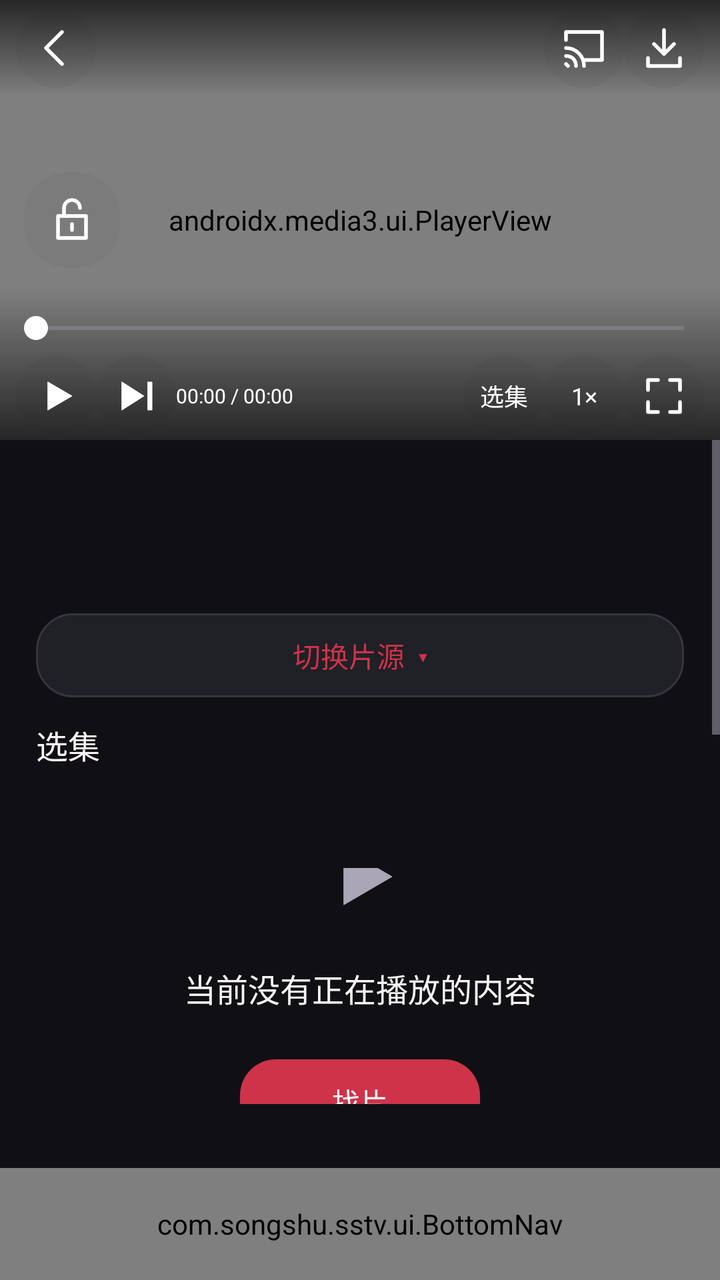
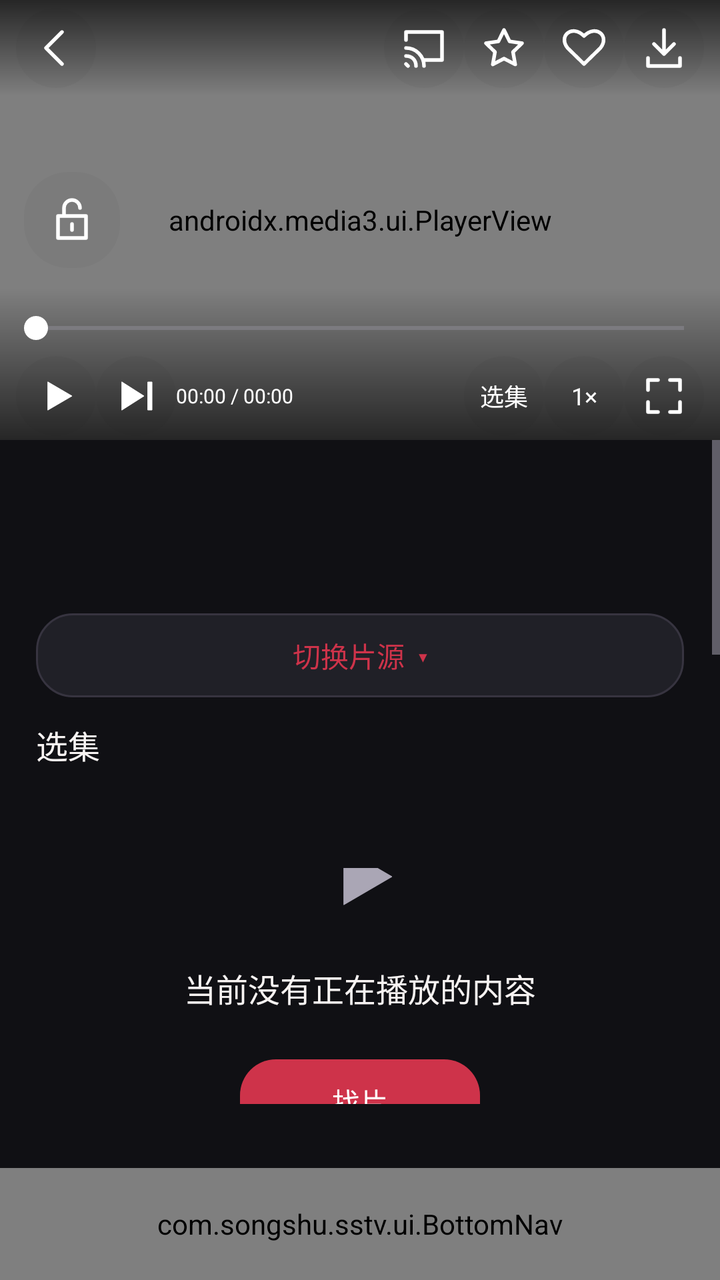

Screens rendered from an Android XML layout before and after an edit, with the pre-edit source and the edit as a unified diff.
<!-- AndroidManifest.xml: activity theme PlayerTheme -->
<!-- res/layout/activity_player.xml -->
<LinearLayout xmlns:android="http://schemas.android.com/apk/res/android" xmlns:app="http://schemas.android.com/apk/res-auto" android:layout_width="match_parent" android:layout_height="match_parent" android:orientation="vertical" android:background="?attr/appBg">
  <FrameLayout android:id="@+id/videoStage" android:layout_width="match_parent" android:layout_height="220dp" android:background="#000000">
    <androidx.media3.ui.PlayerView android:id="@+id/player" android:layout_width="match_parent" android:layout_height="match_parent" app:use_controller="false" app:resize_mode="fit" app:show_buffering="when_playing" />
    <View android:id="@+id/videoGestures" android:layout_width="match_parent" android:layout_height="match_parent" android:clickable="true" android:focusable="false" android:importantForAccessibility="no" />
    <FrameLayout android:id="@+id/videoControls" android:layout_width="match_parent" android:layout_height="match_parent">
      <LinearLayout android:id="@+id/topBar" android:layout_width="match_parent" android:layout_height="48dp" android:layout_gravity="top" android:orientation="horizontal" android:gravity="center_vertical" android:paddingHorizontal="8dp" android:background="@drawable/bg_video_top">
        <ImageButton android:id="@+id/btnBack" android:layout_width="40dp" android:layout_height="40dp" android:padding="9dp" android:src="@drawable/ic_player_back" android:contentDescription="返回" android:background="@drawable/bg_video_button" app:tint="#FFFFFF" />
        <TextView android:id="@+id/title" android:layout_width="0dp" android:layout_height="wrap_content" android:layout_weight="1" android:textColor="#FFFFFF" android:textSize="14sp" android:maxLines="1" android:ellipsize="end" android:paddingHorizontal="6dp" />
        <ImageButton android:id="@+id/btnCast" android:layout_width="40dp" android:layout_height="40dp" android:padding="9dp" android:src="@drawable/ic_player_cast" android:contentDescription="投屏" android:background="@drawable/bg_video_button" app:tint="#FFFFFF" />
        <ImageButton android:id="@+id/btnCache" android:layout_width="40dp" android:layout_height="40dp" android:padding="9dp" android:src="@drawable/ic_player_download" android:contentDescription="缓存" android:background="@drawable/bg_video_button" app:tint="#FFFFFF" />
      </LinearLayout>
      <LinearLayout android:id="@+id/bottomControls" android:layout_width="match_parent" android:layout_height="wrap_content" android:layout_gravity="bottom" android:orientation="vertical" android:paddingHorizontal="8dp" android:paddingTop="8dp" android:background="@drawable/bg_video_bottom">
        <SeekBar android:id="@+id/playerSeek" android:layout_width="match_parent" android:layout_height="24dp" android:paddingHorizontal="10dp" android:max="1000" android:progressTint="?attr/appAccent" android:thumbTint="#FFFFFF" android:contentDescription="播放进度" />
        <LinearLayout android:layout_width="match_parent" android:layout_height="44dp" android:orientation="horizontal" android:gravity="center_vertical">
          <ImageButton android:id="@+id/btnPlayPause" android:layout_width="40dp" android:layout_height="40dp" android:padding="9dp" android:src="@drawable/ic_player_play" android:contentDescription="播放" android:background="@drawable/bg_video_button" app:tint="#FFFFFF" />
          <ImageButton android:id="@+id/btnNext" android:layout_width="40dp" android:layout_height="40dp" android:padding="9dp" android:src="@drawable/ic_player_next" android:contentDescription="下一集" android:background="@drawable/bg_video_button" app:tint="#FFFFFF" />
          <TextView android:id="@+id/playerTime" android:layout_width="0dp" android:layout_height="wrap_content" android:layout_weight="1" android:text="00:00 / 00:00" android:textSize="10sp" android:textColor="#FFFFFF" android:maxLines="1" android:gravity="center_vertical" />
          <TextView android:id="@+id/btnEp" android:layout_width="40dp" android:layout_height="40dp" android:text="选集" android:textSize="12sp" android:textColor="#FFFFFF" android:gravity="center" android:background="@drawable/bg_video_button" />
          <TextView android:id="@+id/btnSpeed" android:layout_width="40dp" android:layout_height="40dp" android:text="1×" android:textSize="12sp" android:textColor="#FFFFFF" android:gravity="center" android:background="@drawable/bg_video_button" />
          <ImageButton android:id="@+id/btnFull" android:layout_width="40dp" android:layout_height="40dp" android:padding="9dp" android:src="@drawable/ic_player_fullscreen" android:contentDescription="全屏" android:background="@drawable/bg_video_button" app:tint="#FFFFFF" />
        </LinearLayout>
      </LinearLayout>
    </FrameLayout>
    <ImageButton android:id="@+id/btnLock" android:layout_width="48dp" android:layout_height="48dp" android:padding="12dp" android:src="@drawable/ic_player_unlock" android:contentDescription="锁定屏幕" android:background="@drawable/bg_video_button" app:tint="#FFFFFF" android:layout_gravity="center_vertical|start" android:layout_marginStart="12dp" />
    <FrameLayout android:id="@+id/speedPanel" android:layout_width="304dp" android:layout_height="88dp" android:layout_gravity="bottom|center_horizontal" android:layout_marginHorizontal="12dp" android:layout_marginBottom="76dp" android:background="@drawable/bg_speed_ruler" android:elevation="6dp" android:visibility="gone">
      <com.songshu.sstv.ui.PlaybackSpeedSlider android:id="@+id/speedSlider" android:layout_width="match_parent" android:layout_height="match_parent" />
    </FrameLayout>
    <LinearLayout android:id="@+id/hudBox" android:layout_width="150dp" android:layout_height="wrap_content" android:layout_gravity="center" android:orientation="vertical" android:gravity="center" android:padding="16dp" android:background="@drawable/bg_video_sheet" android:visibility="gone">
      <TextView android:id="@+id/hudLabel" android:layout_width="match_parent" android:layout_height="wrap_content" android:textColor="#FFFFFF" android:textSize="12sp" android:gravity="center" />
      <TextView android:id="@+id/hudValue" android:layout_width="match_parent" android:layout_height="wrap_content" android:textColor="#FFFFFF" android:textSize="21sp" android:gravity="center" android:layout_marginTop="6dp" />
    </LinearLayout>
  </FrameLayout>
  <ScrollView android:id="@+id/playerDetails" android:layout_width="match_parent" android:layout_height="0dp" android:layout_weight="1" android:fillViewport="true">
    <LinearLayout android:layout_width="match_parent" android:layout_height="wrap_content" android:orientation="vertical" android:padding="18dp">
      <TextView android:id="@+id/watchTitle" android:layout_width="match_parent" android:layout_height="wrap_content" android:text="" android:textSize="21sp" android:textColor="?attr/appText" android:gravity="center_vertical" android:layout_marginBottom="12dp" android:textStyle="bold" />
      <TextView android:id="@+id/watchMeta" android:layout_width="match_parent" android:layout_height="wrap_content" android:text="" android:textSize="12sp" android:textColor="?attr/appText" android:gravity="center_vertical" android:layout_marginBottom="12dp" />
      <TextView android:id="@+id/playerSource" android:layout_width="match_parent" android:layout_height="42dp" android:text="切换片源  ▾" android:textSize="14sp" android:textColor="?attr/appAccent" android:gravity="center" android:layout_marginBottom="12dp" android:background="@drawable/bg_btn_ghost" />
      <LinearLayout android:id="@+id/watchLines" android:layout_width="match_parent" android:layout_height="wrap_content" android:orientation="vertical" />
      <TextView android:id="@+id/watchEpisodeLabel" android:layout_width="match_parent" android:layout_height="wrap_content" android:text="选集" android:textSize="16sp" android:textColor="?attr/appText" android:gravity="center_vertical" android:layout_marginBottom="12dp" />
      <LinearLayout android:id="@+id/watchEpisodes" android:layout_width="match_parent" android:layout_height="wrap_content" android:orientation="vertical" />
      <TextView android:id="@+id/watchPlot" android:layout_width="match_parent" android:layout_height="wrap_content" android:text="" android:textSize="14sp" android:textColor="?attr/appText" android:gravity="center_vertical" android:layout_marginBottom="12dp" />
    </LinearLayout>
  </ScrollView>
  <LinearLayout android:id="@+id/emptyPlayback" android:layout_width="match_parent" android:layout_height="0dp" android:layout_weight="1" android:orientation="vertical" android:gravity="center" android:padding="32dp">
    <ImageView android:layout_width="48dp" android:layout_height="48dp" android:src="@drawable/ic_player_play" app:tint="?attr/appTextMuted" android:contentDescription="@null" />
    <TextView android:layout_width="match_parent" android:layout_height="wrap_content" android:layout_marginTop="20dp" android:text="当前没有正在播放的内容" android:gravity="center" android:textSize="16sp" android:textColor="?attr/appText" />
    <TextView android:id="@+id/watchFind" android:layout_width="120dp" android:layout_height="42dp" android:layout_marginTop="24dp" android:text="找片" android:gravity="center" android:textSize="14sp" android:textColor="?attr/appOnAccent" android:background="@drawable/bg_btn_primary" />
  </LinearLayout>
  <com.songshu.sstv.ui.BottomNav android:id="@+id/playerNavigation" android:layout_width="match_parent" android:layout_height="56dp" />
</LinearLayout>
<!-- resources referenced by this layout -->
<resources>
  <!-- drawable bg_btn_ghost (drawable) -->
  <ripple xmlns:android="http://schemas.android.com/apk/res/android" android:color="?attr/appAccentDim"><item><shape><solid android:color="?attr/appSurface"/><corners android:radius="?attr/appPillCorner"/><stroke android:width="1dp" android:color="?attr/appDivider" /></shape></item></ripple>
  <!-- drawable bg_btn_primary (drawable) -->
  <ripple xmlns:android="http://schemas.android.com/apk/res/android" android:color="?attr/appAccentDim"><item><shape><solid android:color="?attr/appAccent"/><corners android:radius="?attr/appPillCorner"/></shape></item></ripple>
  <!-- drawable bg_speed_ruler (drawable) -->
  <shape xmlns:android="http://schemas.android.com/apk/res/android">
      <solid android:color="#F0202226" />
      <corners android:radius="18dp" />
      <stroke android:width="1dp" android:color="#24FFFFFF" />
  </shape>
  <!-- drawable bg_video_bottom (drawable) -->
  <shape xmlns:android="http://schemas.android.com/apk/res/android"><gradient android:angle="270" android:startColor="#00000000" android:endColor="#B3000000" /></shape>
  <!-- drawable bg_video_button (drawable) -->
  <ripple xmlns:android="http://schemas.android.com/apk/res/android" android:color="#44FFFFFF"><item><shape><solid android:color="#08000000"/><corners android:radius="22dp" /></shape></item></ripple>
  <!-- drawable bg_video_sheet (drawable) -->
  <shape xmlns:android="http://schemas.android.com/apk/res/android"><solid android:color="#EE20242C"/><corners android:radius="16dp" /></shape>
  <!-- drawable bg_video_top (drawable) -->
  <shape xmlns:android="http://schemas.android.com/apk/res/android"><gradient android:angle="90" android:startColor="#00000000" android:endColor="#B3000000" /></shape>
  <!-- drawable ic_player_play (drawable) -->
  <vector xmlns:android="http://schemas.android.com/apk/res/android" android:width="24dp" android:height="24dp" android:viewportWidth="24" android:viewportHeight="24"><path android:pathData="M8,5 L20,12 L8,19 Z" android:fillColor="#FFFFFF" android:strokeColor="#FFFFFF" android:strokeWidth="0" android:strokeLineCap="round" android:strokeLineJoin="round" /></vector>
  <style name="PlayerTheme" parent="AppTheme">
          <item name="android:windowBackground">@android:color/black</item>
          <item name="android:statusBarColor">@android:color/black</item>
          <item name="android:navigationBarColor">@android:color/black</item>
      </style>
  <style name="AppWindowAnimation">
          <item name="android:activityOpenEnterAnimation">@anim/page_enter</item>
          <item name="android:activityOpenExitAnimation">@anim/page_exit</item>
          <item name="android:activityCloseEnterAnimation">@anim/page_enter</item>
          <item name="android:activityCloseExitAnimation">@anim/page_exit</item>
      </style>
  <!-- unchanged entries left out for length: 7 -->
</resources>

<!-- the commit's change to res/layout/activity_player.xml (unified diff, before → after) -->
@@ -7,6 +7,7 @@
         <ImageButton android:id="@+id/btnBack" android:layout_width="40dp" android:layout_height="40dp" android:padding="9dp" android:src="@drawable/ic_player_back" android:contentDescription="返回" android:background="@drawable/bg_video_button" app:tint="#FFFFFF" />
         <TextView android:id="@+id/title" android:layout_width="0dp" android:layout_height="wrap_content" android:layout_weight="1" android:textColor="#FFFFFF" android:textSize="14sp" android:maxLines="1" android:ellipsize="end" android:paddingHorizontal="6dp" />
         <ImageButton android:id="@+id/btnCast" android:layout_width="40dp" android:layout_height="40dp" android:padding="9dp" android:src="@drawable/ic_player_cast" android:contentDescription="投屏" android:background="@drawable/bg_video_button" app:tint="#FFFFFF" />
+<ImageButton android:id="@+id/btnFavorite" android:layout_width="40dp" android:layout_height="40dp" android:padding="9dp" android:src="@drawable/ic_player_favorite" android:contentDescription="收藏" android:background="@drawable/bg_video_button" app:tint="#FFFFFF" /><ImageButton android:id="@+id/btnLike" android:layout_width="40dp" android:layout_height="40dp" android:padding="9dp" android:src="@drawable/ic_player_like" android:contentDescription="喜欢此刻" android:background="@drawable/bg_video_button" app:tint="#FFFFFF" />
         <ImageButton android:id="@+id/btnCache" android:layout_width="40dp" android:layout_height="40dp" android:padding="9dp" android:src="@drawable/ic_player_download" android:contentDescription="缓存" android:background="@drawable/bg_video_button" app:tint="#FFFFFF" />
       </LinearLayout>
       <LinearLayout android:id="@+id/bottomControls" android:layout_width="match_parent" android:layout_height="wrap_content" android:layout_gravity="bottom" android:orientation="vertical" android:paddingHorizontal="8dp" android:paddingTop="8dp" android:background="@drawable/bg_video_bottom">
@@ -39,6 +40,7 @@
       <TextView android:id="@+id/watchEpisodeLabel" android:layout_width="match_parent" android:layout_height="wrap_content" android:text="选集" android:textSize="16sp" android:textColor="?attr/appText" android:gravity="center_vertical" android:layout_marginBottom="12dp" />
       <LinearLayout android:id="@+id/watchEpisodes" android:layout_width="match_parent" android:layout_height="wrap_content" android:orientation="vertical" />
       <TextView android:id="@+id/watchPlot" android:layout_width="match_parent" android:layout_height="wrap_content" android:text="" android:textSize="14sp" android:textColor="?attr/appText" android:gravity="center_vertical" android:layout_marginBottom="12dp" />
+<TextView android:id="@+id/btnClearPlayback" android:layout_width="match_parent" android:layout_height="44dp" android:layout_marginTop="16dp" android:layout_marginBottom="24dp" android:gravity="center" android:background="@drawable/bg_btn_ghost" android:text="清空" android:textStyle="bold" android:textColor="?attr/appAccent" android:textSize="15sp" />
     </LinearLayout>
   </ScrollView>
   <LinearLayout android:id="@+id/emptyPlayback" android:layout_width="match_parent" android:layout_height="0dp" android:layout_weight="1" android:orientation="vertical" android:gravity="center" android:padding="32dp">
<!-- resource entries referenced after the edit -->
@@ -18,6 +18,10 @@
   <shape xmlns:android="http://schemas.android.com/apk/res/android"><solid android:color="#EE20242C"/><corners android:radius="16dp" /></shape>
   <!-- drawable bg_video_top (drawable) -->
   <shape xmlns:android="http://schemas.android.com/apk/res/android"><gradient android:angle="90" android:startColor="#00000000" android:endColor="#B3000000" /></shape>
+  <!-- drawable ic_player_favorite (drawable) -->
+  <vector xmlns:android="http://schemas.android.com/apk/res/android" android:width="24dp" android:height="24dp" android:viewportWidth="24" android:viewportHeight="24"><path android:pathData="M12,3 L14.8,8.7 L21,9.6 L16.5,14 L17.6,20.2 L12,17.3 L6.4,20.2 L7.5,14 L3,9.6 L9.2,8.7 Z" android:fillColor="#00000000" android:strokeColor="#FFFFFFFF" android:strokeWidth="1.8" android:strokeLineJoin="round" /></vector>
+  <!-- drawable ic_player_like (drawable) -->
+  <vector xmlns:android="http://schemas.android.com/apk/res/android" android:width="24dp" android:height="24dp" android:viewportWidth="24" android:viewportHeight="24"><path android:pathData="M12,20 L3.8,12 C-1,6 6,0 12,6 C18,0 25,6 20.2,12 Z" android:fillColor="#00000000" android:strokeColor="#FFFFFFFF" android:strokeWidth="1.8" android:strokeLineJoin="round" /></vector>
   <!-- drawable ic_player_play (drawable) -->
   <vector xmlns:android="http://schemas.android.com/apk/res/android" android:width="24dp" android:height="24dp" android:viewportWidth="24" android:viewportHeight="24"><path android:pathData="M8,5 L20,12 L8,19 Z" android:fillColor="#FFFFFF" android:strokeColor="#FFFFFF" android:strokeWidth="0" android:strokeLineCap="round" android:strokeLineJoin="round" /></vector>
   <style name="PlayerTheme" parent="AppTheme">
